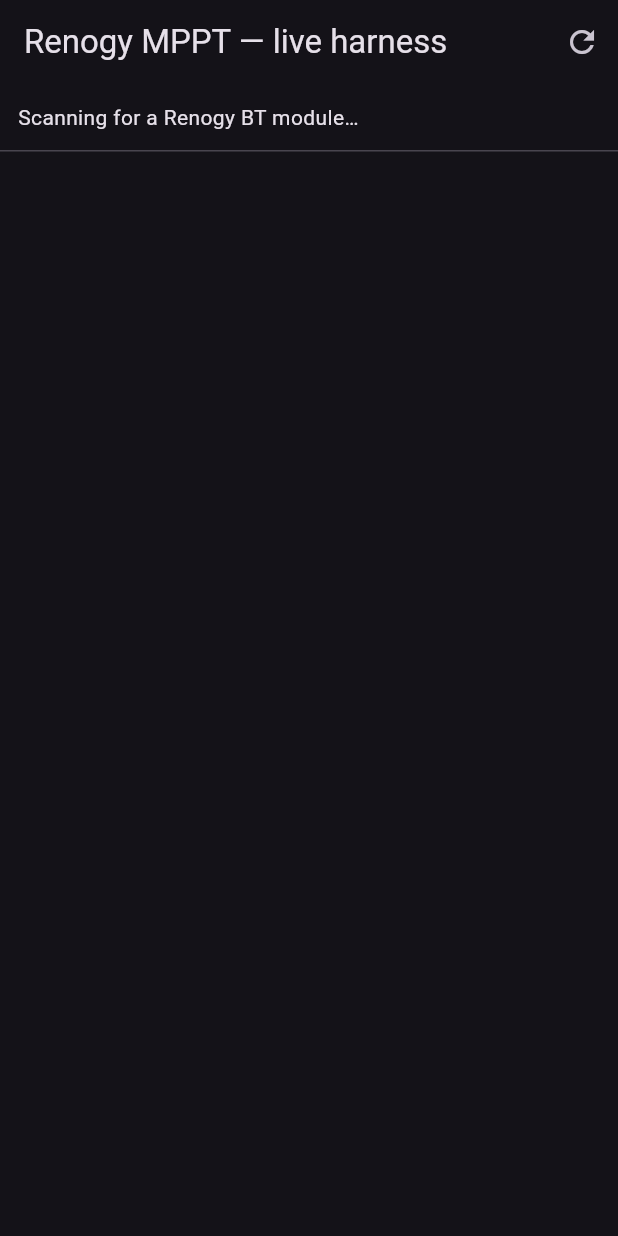
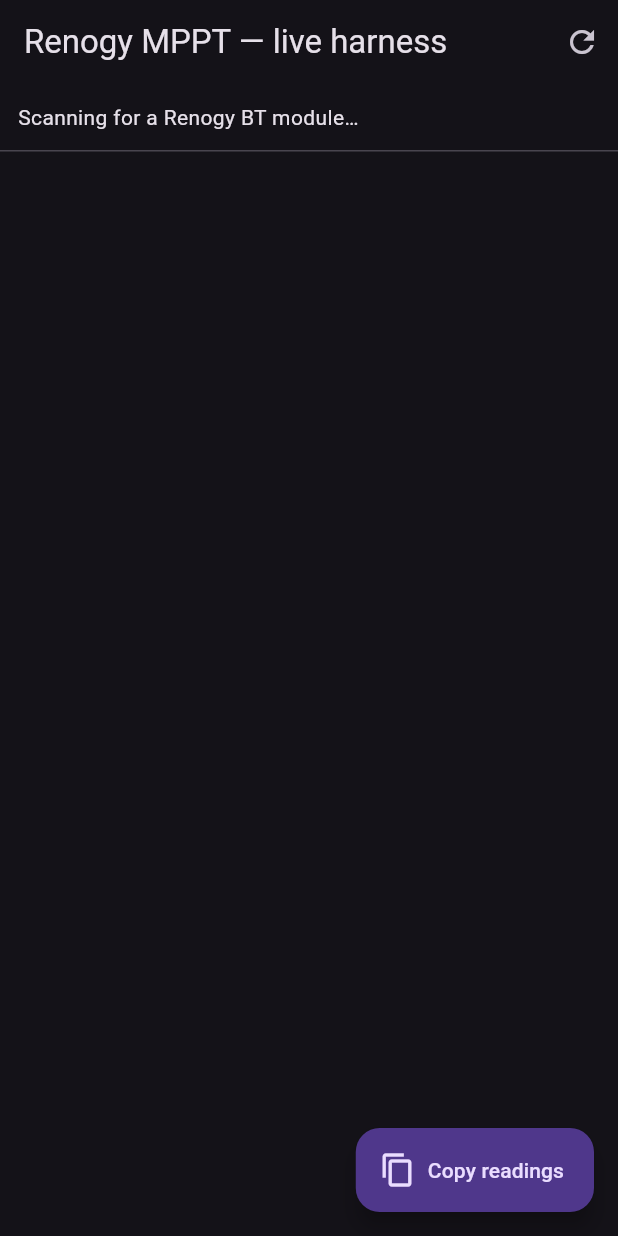
Before and after one commit to ril3y/renogy_mppt, a Flutter app: the screen it shows after launch, on a phone screen of 412 x 824 dp. Run offline on Flutter 3.47's test engine with Material 3 defaults, Android fonts, the phone set to English and light mode, and no system bars; missing offline and left inert: modbus_ble, universal_ble.

Commit message:
docs+example: record live verification against RCC10RVRB; add harness copy button
Live-verified the register map end-to-end against a Renogy Rover Boost
RCC10RVRB on a 48 V bank via the example harness: battery 51.8 V, SOC 69%,
stage/temperatures/faults all physically consistent. Battery-voltage x0.1
and sign-magnitude temperature decode confirmed by the real reading.

example: add an always-visible "Copy readings" button that copies the full
snapshot (identity + all rows) to the clipboard for easy capture.

Co-Authored-By: Claude Opus 4.8 <noreply@anthropic.com>

```diff
--- a/example/lib/main.dart
+++ b/example/lib/main.dart
@@ -6,6 +6,7 @@
 import 'dart:async';
 
 import 'package:flutter/material.dart';
+import 'package:flutter/services.dart';
 import 'package:renogy_mppt/renogy_mppt.dart';
 import 'package:universal_ble/universal_ble.dart';
 
@@ -81,6 +82,23 @@ class _HomePageState extends State<HomePage> {
     }
   }
 
+  Future<void> _copy() async {
+    final buf = StringBuffer()
+      ..writeln('Renogy MPPT live read — ${DateTime.now().toIso8601String()}')
+      ..writeln('Status: $_status');
+    final snap = _snap;
+    if (snap != null) {
+      snapshotRows(_identity, snap).forEach((k, v) => buf.writeln('$k: $v'));
+    } else {
+      buf.writeln('(no snapshot yet)');
+    }
+    await Clipboard.setData(ClipboardData(text: buf.toString()));
+    if (mounted) {
+      ScaffoldMessenger.of(context)
+          .showSnackBar(const SnackBar(content: Text('Copied readings to clipboard')));
+    }
+  }
+
   Future<void> _teardown() async {
     await _snapSub?.cancel();
     _snapSub = null;
@@ -101,7 +119,14 @@ class _HomePageState extends State<HomePage> {
     return Scaffold(
       appBar: AppBar(
         title: const Text('Renogy MPPT — live harness'),
-        actions: [IconButton(onPressed: _startScan, icon: const Icon(Icons.refresh))],
+        actions: [
+          IconButton(onPressed: _startScan, icon: const Icon(Icons.refresh), tooltip: 'Rescan'),
+        ],
+      ),
+      floatingActionButton: FloatingActionButton.extended(
+        onPressed: _copy,
+        icon: const Icon(Icons.copy),
+        label: const Text('Copy readings'),
       ),
       body: Column(
         crossAxisAlignment: CrossAxisAlignment.stretch,
@@ -122,15 +147,9 @@ class _HomePageState extends State<HomePage> {
   }
 }
 
-class _SnapshotView extends StatelessWidget {
-  final ControllerIdentity? identity;
-  final ChargeControllerSnapshot s;
-  const _SnapshotView(this.identity, this.s);
-
-  @override
-  Widget build(BuildContext context) {
-    final rows = <String, String>{
-      if (identity != null) 'Model': identity!.sku,
+/// The rows shown on screen and copied to the clipboard — one source of truth.
+Map<String, String> snapshotRows(ControllerIdentity? identity, ChargeControllerSnapshot s) => {
+      if (identity != null) 'Model': identity.sku,
       if (identity?.serial != null) 'Serial': identity!.serial!,
       'SOC': '${s.socPercent} %',
       'Battery': '${s.batteryVoltage.toStringAsFixed(1)} V   ${s.chargingCurrent.toStringAsFixed(2)} A',
@@ -142,6 +161,15 @@ class _SnapshotView extends StatelessWidget {
       'Today': '${s.energyTodayKwh.toStringAsFixed(3)} kWh',
       'Faults': s.faults.isEmpty ? 'none' : s.faults.map((f) => f.name).join(', '),
     };
+
+class _SnapshotView extends StatelessWidget {
+  final ControllerIdentity? identity;
+  final ChargeControllerSnapshot s;
+  const _SnapshotView(this.identity, this.s);
+
+  @override
+  Widget build(BuildContext context) {
+    final rows = snapshotRows(identity, s);
     return ListView(
       children: [
         for (final e in rows.entries)
```
Also changed, not shown: 2 other files.
